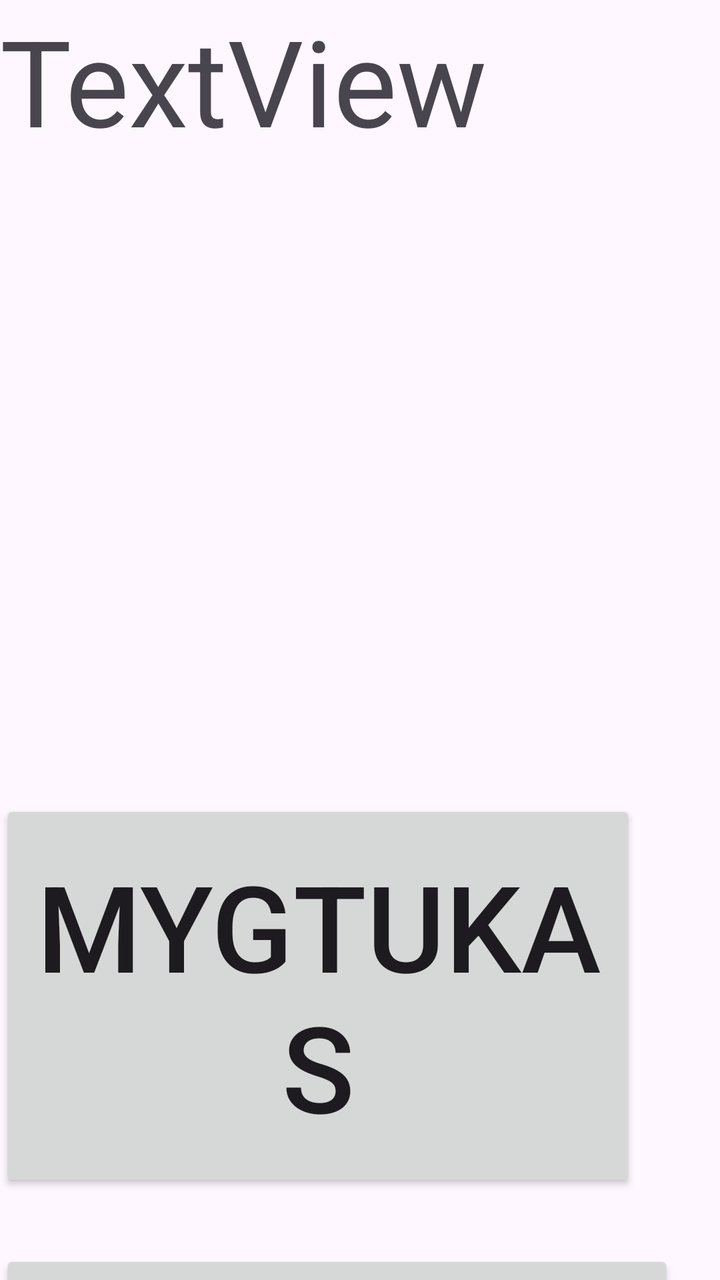
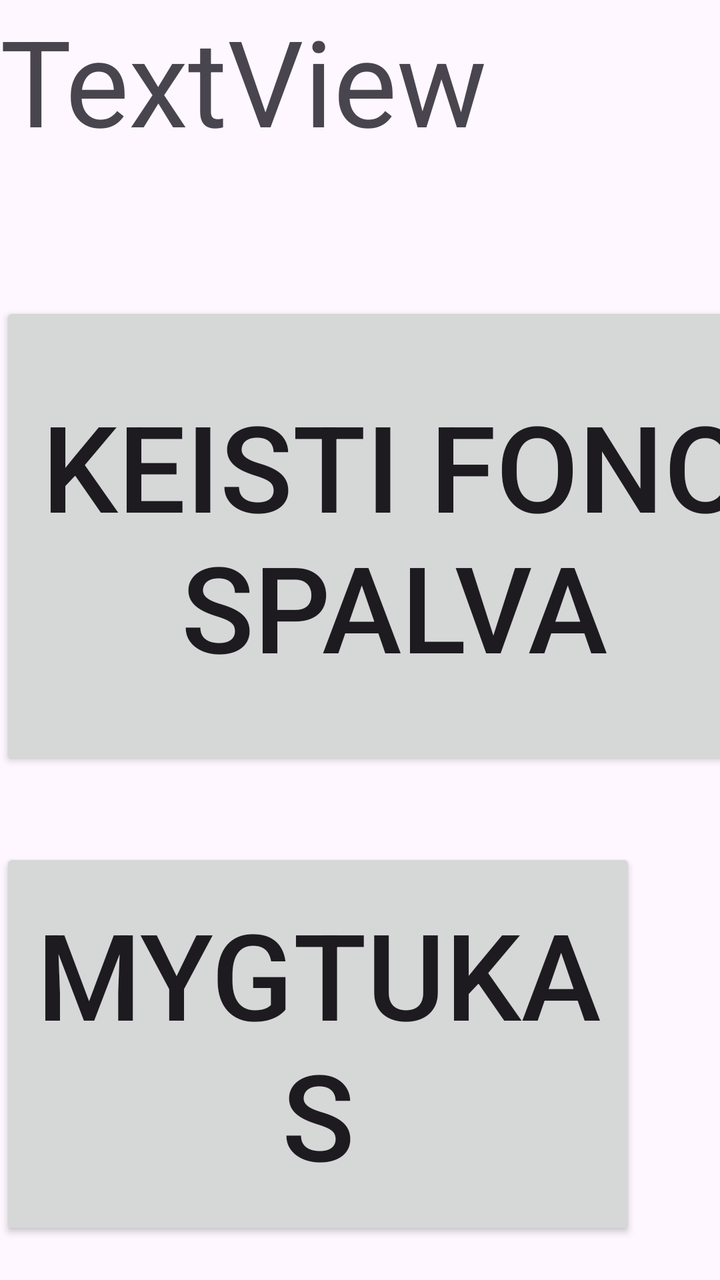

Screens rendered from an Android XML layout before and after an edit, with the pre-edit source and the edit as a unified diff.
<!-- AndroidManifest.xml: application theme Theme.MyApplication -->
<!-- res/layout/activity_main.xml -->
<?xml version="1.0" encoding="utf-8"?>
<androidx.constraintlayout.widget.ConstraintLayout xmlns:android="http://schemas.android.com/apk/res/android"
    xmlns:app="http://schemas.android.com/apk/res-auto"
    xmlns:tools="http://schemas.android.com/tools"
    android:id="@+id/main"
    android:layout_width="match_parent"
    android:layout_height="match_parent"
    tools:context=".MainActivity">

    <Button
        android:id="@+id/button2"
        android:layout_width="318dp"
        android:layout_height="196dp"
        android:layout_marginTop="400dp"
        android:text="Mygtukas"
        android:textSize="60sp"
        app:layout_constraintTop_toTopOf="parent"
        tools:layout_editor_absoluteX="450dp" />

    <TextView
        android:id="@+id/textView"
        android:layout_width="413dp"
        android:layout_height="143dp"
        android:text="TextView"
        android:textSize="60sp"
        tools:layout_editor_absoluteX="485dp"
        tools:layout_editor_absoluteY="240dp" />

    <Button
        android:id="@+id/button3"
        android:layout_width="337dp"
        android:layout_height="196dp"
        android:layout_marginTop="29dp"
        android:text="Keisti Spalva"
        android:textSize="60sp"
        app:layout_constraintTop_toBottomOf="@+id/button2"
        tools:layout_editor_absoluteX="418dp" />
</androidx.constraintlayout.widget.ConstraintLayout>
<!-- resources referenced by this layout -->
<resources>
  <style name="Theme.MyApplication" parent="Base.Theme.MyApplication" />
  <style name="Base.Theme.MyApplication" parent="Theme.Material3.DayNight.NoActionBar">
          
          
      </style>
</resources>

<!-- the commit's change to res/layout/activity_main.xml (unified diff, before → after) -->
@@ -11,11 +11,11 @@
         android:id="@+id/button2"
         android:layout_width="318dp"
         android:layout_height="196dp"
-        android:layout_marginTop="400dp"
+        android:layout_marginTop="424dp"
         android:text="Mygtukas"
         android:textSize="60sp"
         app:layout_constraintTop_toTopOf="parent"
-        tools:layout_editor_absoluteX="450dp" />
+        tools:layout_editor_absoluteX="492dp" />
 
     <TextView
         android:id="@+id/textView"
@@ -23,16 +23,26 @@
         android:layout_height="143dp"
         android:text="TextView"
         android:textSize="60sp"
-        tools:layout_editor_absoluteX="485dp"
-        tools:layout_editor_absoluteY="240dp" />
+        tools:layout_editor_absoluteX="418dp"
+        tools:layout_editor_absoluteY="50dp" />
 
     <Button
         android:id="@+id/button3"
         android:layout_width="337dp"
         android:layout_height="196dp"
-        android:layout_marginTop="29dp"
+        android:layout_marginTop="32dp"
         android:text="Keisti Spalva"
         android:textSize="60sp"
         app:layout_constraintTop_toBottomOf="@+id/button2"
-        tools:layout_editor_absoluteX="418dp" />
+        tools:layout_editor_absoluteX="481dp" />
+
+    <Button
+        android:id="@+id/button4"
+        android:layout_width="394dp"
+        android:layout_height="234dp"
+        android:layout_marginTop="8dp"
+        android:text="Keisti fono spalva"
+        android:textSize="60sp"
+        app:layout_constraintTop_toBottomOf="@+id/textView"
+        tools:layout_editor_absoluteX="437dp" />
 </androidx.constraintlayout.widget.ConstraintLayout>
